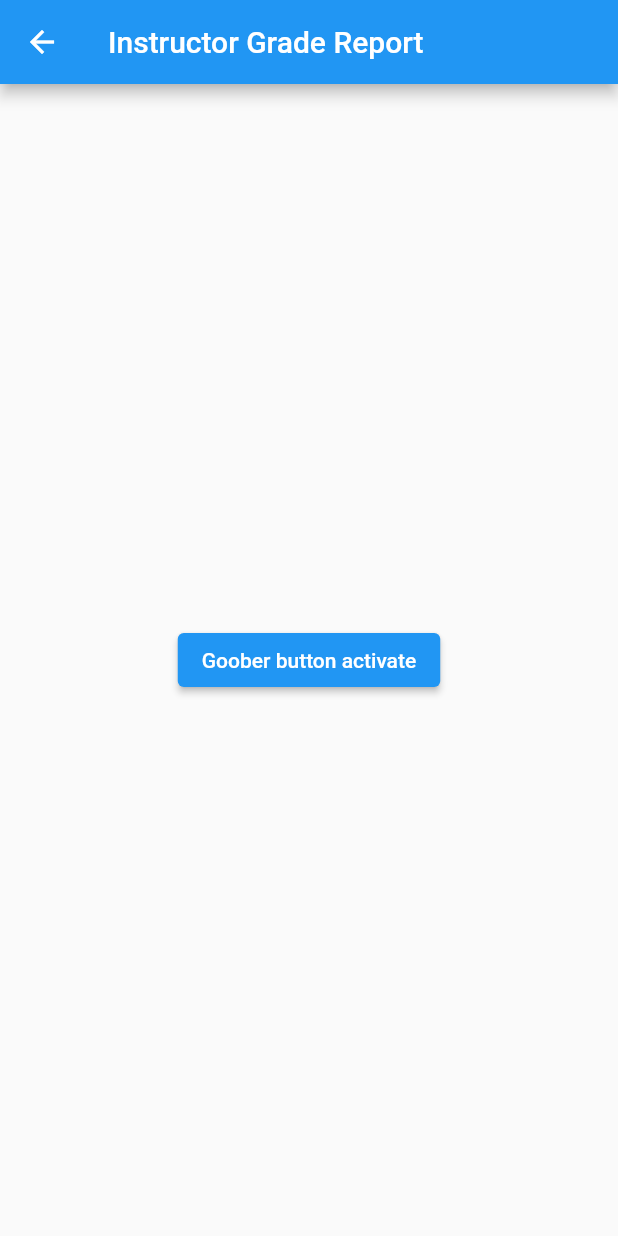
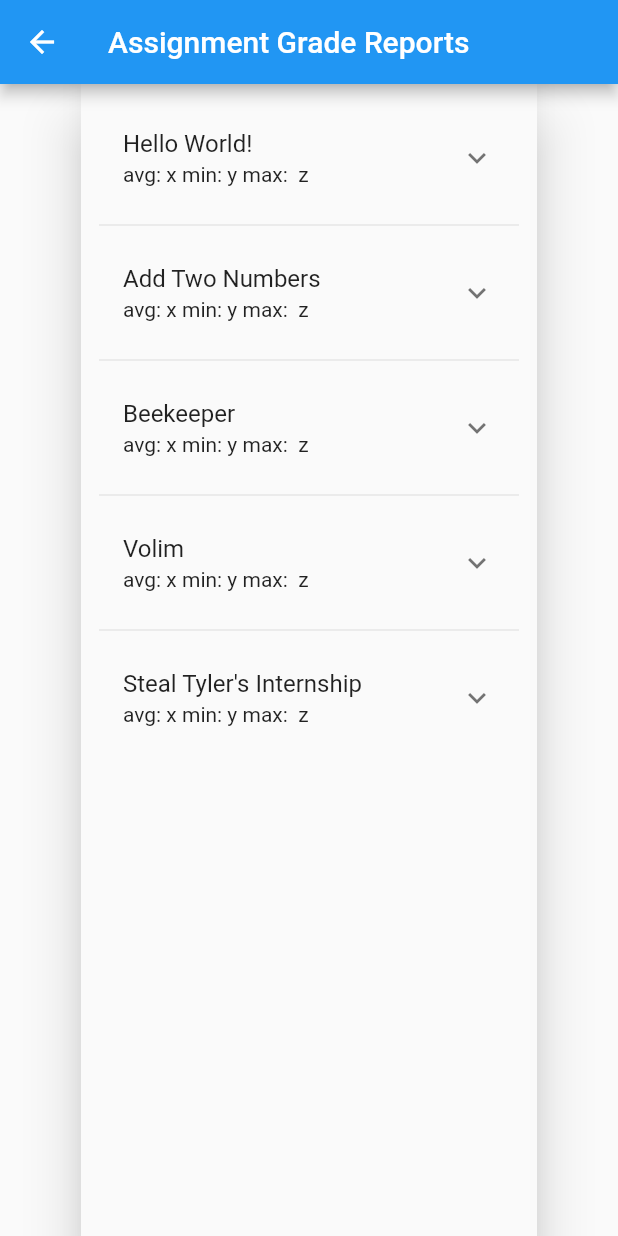
Before and after one commit to tjayhoover/Automatic-Code-Grader, a Flutter app: the InstructorGradeReport screen opened directly, on a phone screen of 412 x 824 dp. Run offline on Flutter 3.47's test engine with Material 2 defaults, Android fonts, the light colour scheme and no system bars; our stand-ins replace equatable, flutter_bloc.

Commit message:
instructor grade report frontend

```diff
--- a/lib/pages/instructor/grade_report/grade_report.dart
+++ b/lib/pages/instructor/grade_report/grade_report.dart
@@ -1,29 +1,74 @@
-// Adam Rilatt
-// 24 April 2023
-// Software Architecture -- Project 3 InstructorGradeReport
-
 import 'package:flutter/material.dart';
 
 class InstructorGradeReport extends StatelessWidget {
   const InstructorGradeReport({super.key});
+  static const String _title = 'Assignment Grade Reports';
+  static const List<String> _studentNames = <String>[
+    'Alice',
+    'Bobby',
+    'Charlie',
+    'Doug',
+    'Eve',
+  ];
+  static const List<String> _assignmentNames = <String>[
+    'Hello World!',
+    'Add Two Numbers',
+    'Beekeeper',
+    'Volim',
+    'Steal Tyler\'s Internship',
+  ];
 
   @override
   Widget build(BuildContext context) {
     return Scaffold(
-      appBar: AppBar(
-        title: const Text('Instructor Grade Report'),
-      ),
-      body: Center(
-        child: ElevatedButton(
-          child: const Text('Goober button activate'),
-          onPressed: () {
-            // Navigator.push(
-            //   context,
-            //   MaterialPageRoute(builder: (context) => const SubmissionPage()),
-            // );
-          },
-        ),
+      appBar: AppBar(title: const Text(_title)),
+      body: const GradeReportStatefulWidget(
+        studentNames: _studentNames,
+        assignmentNames: _assignmentNames,
       ),
     );
   }
 }
+
+class GradeReportStatefulWidget extends StatefulWidget {
+  const GradeReportStatefulWidget({
+    super.key,
+    required this.studentNames,
+    required this.assignmentNames,
+  });
+
+  final List<String> studentNames;
+  final List<String> assignmentNames;
+
+  @override
+  State<GradeReportStatefulWidget> createState() => _GradeReportState();
+}
+
+class _GradeReportState extends State<GradeReportStatefulWidget> {
+  @override
+  Widget build(BuildContext context) {
+    return Center(
+        child: Drawer(
+            child: ListView.separated(
+      padding: const EdgeInsets.all(12.0),
+      itemCount: widget.assignmentNames.length,
+      itemBuilder: (_, int aIndex) {
+        return ExpansionTile(
+          title: Text(widget.assignmentNames[aIndex]),
+          subtitle: const Text('avg: x\tmin: y\tmax:  z'),
+          children: <Widget>[
+            ListView.builder(
+              shrinkWrap: true,
+              physics: const NeverScrollableScrollPhysics(),
+              itemCount: widget.studentNames.length,
+              itemBuilder: (_, int sIndex) {
+                return ListTile(title: Text(widget.studentNames[sIndex]));
+              },
+            ),
+          ],
+        );
+      },
+      separatorBuilder: (BuildContext context, int index) => const Divider(),
+    )));
+  }
+}
```
